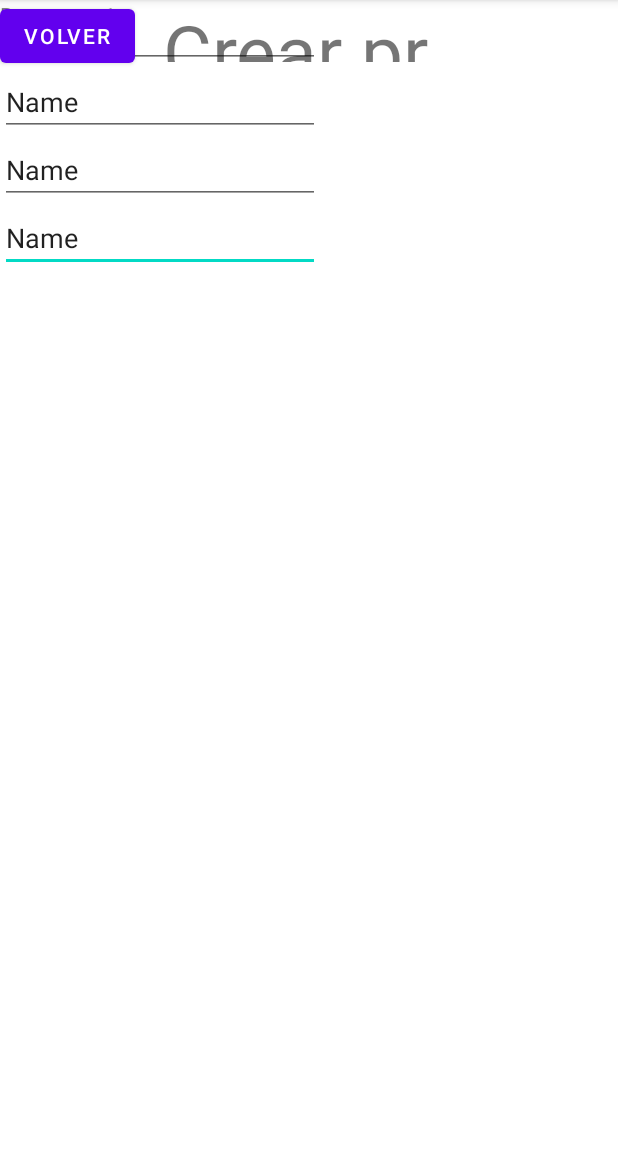
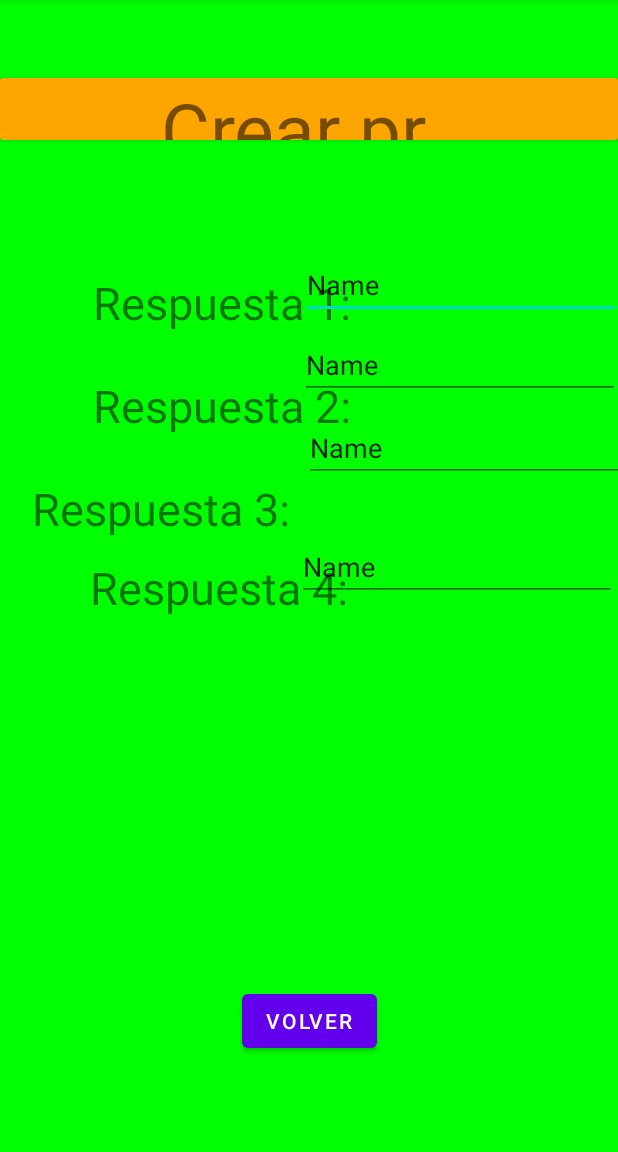
Before and after one commit to Ivanchi990/QuizzApp, an Android app: the CrearPregunta screen opened directly, with no data from a screen before it, on a phone screen of 412 x 824 dp, the part 84-1236 px from its top. Run offline under Robolectric (Android 15) with nearby library versions, the phone set to English and light mode, and no system bars; 1 statement that could not run was skipped.

Commit message:
Commit casa

```diff
--- a/app/src/main/java/com/example/quizandroid/SQLiteBD/MiBDOpenHelper.kt
+++ b/app/src/main/java/com/example/quizandroid/SQLiteBD/MiBDOpenHelper.kt
@@ -102,7 +102,7 @@ class MiBDOpenHelper(contex: Context, factory: SQLiteDatabase.CursorFactory?) :
     {
         val num = Integer.parseInt(id)
 
-        val db= this.readableDatabase
+        val db= this.writableDatabase
         db.rawQuery("DELETE FROM ${MiBDOpenHelper.TABLA_PREGUNTAS} WHERE $COLUMNA_ID = $num", null)
     }
 }
--- a/app/src/main/res/layout/activity_crear_pregunta.xml
+++ b/app/src/main/res/layout/activity_crear_pregunta.xml
@@ -4,99 +4,146 @@
     xmlns:tools="http://schemas.android.com/tools"
     android:layout_width="match_parent"
     android:layout_height="match_parent"
+    android:background="@color/green"
     tools:context=".CrearPregunta">
+
+    <androidx.cardview.widget.CardView
+        android:id="@+id/cardView"
+        android:layout_width="0dp"
+        android:layout_height="wrap_content"
+        android:layout_marginTop="52dp"
+        app:cardBackgroundColor="@color/orange"
+        app:layout_constraintEnd_toEndOf="parent"
+        app:layout_constraintStart_toStartOf="parent"
+        app:layout_constraintTop_toTopOf="parent">
 
         <TextView
             android:id="@+id/cabecera"
             android:layout_width="194dp"
             android:layout_height="41dp"
+            android:layout_gravity="center"
             android:layout_marginStart="108dp"
             android:layout_marginEnd="109dp"
             android:text="Crear pregunta"
-        android:textSize="75px"
+            android:textSize="75px" />
+
+    </androidx.cardview.widget.CardView>
+
+    <TextView
+        android:id="@+id/textRes1"
+        android:layout_width="wrap_content"
+        android:layout_height="wrap_content"
+        android:layout_marginStart="62dp"
+        android:layout_marginTop="88dp"
+        android:text="Respuesta 1:"
+        android:textSize="45px"
+        app:layout_constraintStart_toStartOf="parent"
+        app:layout_constraintTop_toBottomOf="@+id/cardView" />
+
+    <EditText
+        android:id="@+id/getRes1"
+        android:layout_width="wrap_content"
+        android:layout_height="wrap_content"
+        android:layout_marginStart="4dp"
+        android:layout_marginTop="74dp"
+        android:layout_marginEnd="36dp"
+        android:ems="10"
+        android:inputType="textPersonName"
+        android:text="Name"
         app:layout_constraintEnd_toEndOf="parent"
+        app:layout_constraintStart_toEndOf="@+id/textRes1"
+        app:layout_constraintTop_toBottomOf="@+id/cardView" />
+
+    <TextView
+        android:id="@+id/textRes2"
+        android:layout_width="wrap_content"
+        android:layout_height="wrap_content"
+        android:layout_marginStart="62dp"
+        android:layout_marginTop="28dp"
+        android:text="Respuesta 2:"
+        android:textSize="45px"
         app:layout_constraintStart_toStartOf="parent"
-        tools:layout_editor_absoluteY="61dp" />
+        app:layout_constraintTop_toBottomOf="@+id/textRes1" />
+
+    <EditText
+        android:id="@+id/getRes2"
+        android:layout_width="wrap_content"
+        android:layout_height="wrap_content"
+        android:layout_marginStart="4dp"
+        android:layout_marginTop="8dp"
+        android:layout_marginEnd="37dp"
+        android:ems="10"
+        android:inputType="textPersonName"
+        android:text="Name"
+        app:layout_constraintEnd_toEndOf="parent"
+        app:layout_constraintStart_toEndOf="@+id/textRes2"
+        app:layout_constraintTop_toBottomOf="@+id/getRes1" />
+
+    <TextView
+        android:id="@+id/textRes3"
+        android:layout_width="wrap_content"
+        android:layout_height="wrap_content"
+        android:layout_marginStart="62dp"
+        android:layout_marginTop="28dp"
+        android:layout_marginEnd="5dp"
+        android:text="Respuesta 3:"
+        android:textSize="45px"
+        app:layout_constraintEnd_toStartOf="@+id/getRes3"
+        app:layout_constraintStart_toStartOf="parent"
+        app:layout_constraintTop_toBottomOf="@+id/textRes2" />
+
+    <EditText
+        android:id="@+id/getRes3"
+        android:layout_width="wrap_content"
+        android:layout_height="wrap_content"
+        android:layout_marginStart="4dp"
+        android:layout_marginTop="10dp"
+        android:layout_marginEnd="37dp"
+        android:ems="10"
+        android:inputType="textPersonName"
+        android:text="Name"
+        app:layout_constraintBottom_toTopOf="@+id/getRes4"
+        app:layout_constraintEnd_toEndOf="parent"
+        app:layout_constraintStart_toEndOf="@+id/textRes3"
+        app:layout_constraintTop_toBottomOf="@+id/getRes2"
+        app:layout_constraintVertical_bias="0.0" />
 
     <TextView
         android:id="@+id/textRes4"
         android:layout_width="wrap_content"
         android:layout_height="wrap_content"
-        android:text="Respuesta correcta:"
-        app:layout_constraintEnd_toStartOf="@+id/getRes4"
-        tools:layout_editor_absoluteY="367dp" />
-
-    <TextView
-        android:id="@+id/textRes1"
-        android:layout_width="wrap_content"
-        android:layout_height="wrap_content"
-        android:text="Respuesta 1:"
-        tools:layout_editor_absoluteX="27dp"
-        tools:layout_editor_absoluteY="227dp" />
+        android:layout_marginStart="60dp"
+        android:layout_marginTop="28dp"
+        android:layout_marginBottom="372dp"
+        android:text="Respuesta 4:"
+        android:textSize="45px"
+        app:layout_constraintBottom_toBottomOf="parent"
+        app:layout_constraintStart_toStartOf="parent"
+        app:layout_constraintTop_toBottomOf="@+id/textRes3" />
 
     <EditText
         android:id="@+id/getRes4"
         android:layout_width="wrap_content"
         android:layout_height="wrap_content"
+        android:layout_marginStart="4dp"
+        android:layout_marginEnd="39dp"
+        android:layout_marginBottom="256dp"
         android:ems="10"
         android:inputType="textPersonName"
         android:text="Name"
-        app:layout_constraintTop_toBottomOf="@+id/getRes3"
-        tools:layout_editor_absoluteX="140dp" />
-
-    <TextView
-        android:id="@+id/textRes2"
-        android:layout_width="wrap_content"
-        android:layout_height="wrap_content"
-        android:text="Respuesta 2:"
-        app:layout_constraintEnd_toStartOf="@+id/getRes2"
-        tools:layout_editor_absoluteY="246dp" />
-
-    <EditText
-        android:id="@+id/getRes2"
-        android:layout_width="wrap_content"
-        android:layout_height="wrap_content"
-        android:ems="10"
-        android:inputType="textPersonName"
-        android:text="Name"
-        app:layout_constraintTop_toBottomOf="@+id/getRes1"
-        tools:layout_editor_absoluteX="132dp" />
-
-    <TextView
-        android:id="@+id/textRes3"
-        android:layout_width="wrap_content"
-        android:layout_height="wrap_content"
-        android:text="Respuesta 3:"
-        app:layout_constraintEnd_toStartOf="@+id/getRes3"
-        tools:layout_editor_absoluteY="269dp" />
-
-    <EditText
-        android:id="@+id/getRes3"
-        android:layout_width="wrap_content"
-        android:layout_height="wrap_content"
-        android:ems="10"
-        android:inputType="textPersonName"
-        android:text="Name"
-        app:layout_constraintTop_toBottomOf="@+id/getRes2"
-        tools:layout_editor_absoluteX="134dp" />
-
-    <EditText
-        android:id="@+id/getRes1"
-        android:layout_width="wrap_content"
-        android:layout_height="wrap_content"
-        android:ems="10"
-        android:inputType="textPersonName"
-        android:text="Name"
-        tools:layout_editor_absoluteX="126dp"
-        tools:layout_editor_absoluteY="190dp" />
+        app:layout_constraintBottom_toTopOf="@+id/volver"
+        app:layout_constraintEnd_toEndOf="parent"
+        app:layout_constraintStart_toEndOf="@+id/textRes4" />
 
     <Button
         android:id="@+id/volver"
         android:layout_width="wrap_content"
         android:layout_height="wrap_content"
+        android:layout_marginBottom="63dp"
         android:onClick="volver"
         android:text="Volver"
-        tools:layout_editor_absoluteX="160dp"
-        tools:layout_editor_absoluteY="575dp" />
+        app:layout_constraintBottom_toBottomOf="parent"
+        app:layout_constraintEnd_toEndOf="parent"
+        app:layout_constraintStart_toStartOf="parent" />
 
 </androidx.constraintlayout.widget.ConstraintLayout>
--- a/app/src/main/res/layout/activity_crear_titulo.xml
+++ b/app/src/main/res/layout/activity_crear_titulo.xml
@@ -11,7 +11,8 @@
         android:layout_width="wrap_content"
         android:layout_height="wrap_content"
         android:layout_marginTop="100dp"
-        android:text="TextView"
+        android:text="Introduce la pregunta"
+        android:textSize="75px"
         app:layout_constraintEnd_toEndOf="parent"
         app:layout_constraintStart_toStartOf="parent"
         app:layout_constraintTop_toTopOf="parent" />
--- a/app/src/main/res/values/colors.xml
+++ b/app/src/main/res/values/colors.xml
@@ -6,5 +6,7 @@
     <color name="teal_200">#FF03DAC5</color>
     <color name="teal_700">#FF018786</color>
     <color name="black">#FF000000</color>
+    <color name="orange">#FFA500</color>
+    <color name="green">#00ff00</color>
     <color name="white">#FFFFFFFF</color>
 </resources>
```
Lines whose indentation alone changed are shown as unchanged.
